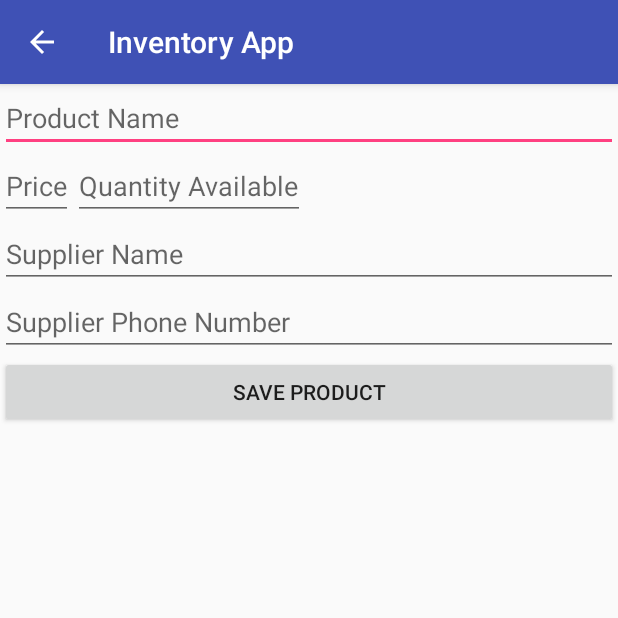
After one commit to alejandra-gonzalez/InventoryApp, an Android app: the EditorActivity screen opened directly, with no data from a screen before it, on a phone screen of 412 x 824 dp, the top half of it. The commit adds this screen. Run offline under Robolectric (Android 15) with nearby library versions, the phone set to English and light mode, and no system bars.

Commit message:
Add New Product

```diff
--- a/app/src/main/AndroidManifest.xml
+++ b/app/src/main/AndroidManifest.xml
@@ -16,10 +16,14 @@
                 <category android:name="android.intent.category.LAUNCHER" />
             </intent-filter>
         </activity>
+
         <provider
             android:name=".data.ProductProvider"
             android:authorities="com.example.android.inventory"
             android:exported="false" />
+
+        <activity android:name=".EditorActivity"
+            android:parentActivityName=".MainActivity"/>
     </application>
 
 </manifest>
--- /dev/null
+++ b/app/src/main/java/com/example/android/inventoryapp/EditorActivity.java
@@ -0,0 +1,91 @@
+package com.example.android.inventoryapp;
+
+import android.content.ContentValues;
+import android.net.Uri;
+import android.support.v7.app.AppCompatActivity;
+import android.os.Bundle;
+import android.text.TextUtils;
+import android.view.View;
+import android.widget.EditText;
+import android.widget.Toast;
+
+import com.example.android.inventoryapp.data.ProductContract.ProductEntry;
+
+public class EditorActivity extends AppCompatActivity {
+
+    private EditText getProductName;
+    private EditText getProductPrice;
+    private EditText getProductQuantity;
+    private EditText getSupplierName;
+    private EditText getSupplierNumber;
+
+
+    @Override
+    protected void onCreate(Bundle savedInstanceState) {
+        super.onCreate(savedInstanceState);
+        setContentView(R.layout.activity_editor);
+
+        getProductName = findViewById(R.id.product_name);
+        getProductPrice = findViewById(R.id.product_price);
+        getProductQuantity = findViewById(R.id.product_quantity);
+        getSupplierName = findViewById(R.id.supplier_name);
+        getSupplierNumber = findViewById(R.id.supplier_phone_number);
+    }
+
+    /**
+     * Checks to see if the product data entered is valid before
+     * adding it to the database.
+     */
+    public void saveProduct(View v){
+        String productName = getProductName.getText().toString().trim();
+        String productPriceString = getProductPrice.getText().toString().trim();
+        String productQuantityString = getProductQuantity.getText().toString().trim();
+        String supplierName = getSupplierName.getText().toString().trim();
+        String supplierNumber = getSupplierNumber.getText().toString().trim();
+        int productQuantity = 0;
+
+        if (TextUtils.isEmpty(productName)){
+            Toast.makeText(this, R.string.no_product_name, Toast.LENGTH_SHORT).show();
+            return;
+        } else if (TextUtils.isEmpty(productPriceString)){
+            Toast.makeText(this, R.string.no_product_price, Toast.LENGTH_SHORT).show();
+            return;
+        } else if (TextUtils.isEmpty(supplierName)) {
+            Toast.makeText(this, R.string.no_supplier_name, Toast.LENGTH_SHORT).show();
+            return;
+        } else if (TextUtils.isEmpty(supplierNumber)){
+            Toast.makeText(this, R.string.no_supplier_number, Toast.LENGTH_SHORT).show();
+            return;
+        }
+
+        if (!TextUtils.isEmpty(productQuantityString)){
+            productQuantity = Integer.parseInt(productQuantityString);
+            if (productQuantity < 0) {
+                Toast.makeText(this, R.string.no_product_quantity, Toast.LENGTH_SHORT).show();
+                return;
+            }
+        }
+
+        int productPrice = Integer.parseInt(productPriceString);
+        if (productPrice < 0) {
+            Toast.makeText(this, R.string.no_product_price, Toast.LENGTH_SHORT).show();
+            return;
+        }
+
+        ContentValues values = new ContentValues();
+        values.put(ProductEntry.COLUMN_PRODUCT_NAME, productName);
+        values.put(ProductEntry.COLUMN_PRODUCT_PRICE, productPrice);
+        values.put(ProductEntry.COLUMN_PRODUCT_QUANTITY, productQuantity);
+        values.put(ProductEntry.COLUMN_SUPPLIER_NAME, supplierName);
+        values.put(ProductEntry.COLUMN_SUPPLIER_PHONE_NUMBER, supplierNumber);
+
+        Uri insertedProduct = getContentResolver().insert(ProductEntry.CONTENT_URI, values);
+
+        if (insertedProduct == null) {
+            Toast.makeText(this, R.string.saving_product_error, Toast.LENGTH_SHORT).show();
+        } else {
+            Toast.makeText(this, R.string.saving_product_success, Toast.LENGTH_SHORT).show();
+            finish();
+        }
+    }
+}
--- a/app/src/main/java/com/example/android/inventoryapp/MainActivity.java
+++ b/app/src/main/java/com/example/android/inventoryapp/MainActivity.java
@@ -1,6 +1,7 @@
 package com.example.android.inventoryapp;
 
 import android.content.ContentValues;
+import android.content.Intent;
 import android.database.Cursor;
 import android.support.annotation.NonNull;
 import android.support.v4.app.LoaderManager;
@@ -92,6 +93,10 @@ public class MainActivity extends AppCompatActivity implements LoaderManager.Loa
             case R.id.action_insert_dummy_data:
                 insertProductData();
                 return true;
+            case R.id.action_insert_new_product:
+                Intent intent = new Intent(MainActivity.this, EditorActivity.class);
+                startActivity(intent);
+                return true;
         }
         return super.onOptionsItemSelected(item);
     }
--- /dev/null
+++ b/app/src/main/res/layout/activity_editor.xml
@@ -0,0 +1,57 @@
+<?xml version="1.0" encoding="utf-8"?>
+<RelativeLayout xmlns:android="http://schemas.android.com/apk/res/android"
+    xmlns:tools="http://schemas.android.com/tools"
+    android:layout_width="match_parent"
+    android:layout_height="match_parent"
+    tools:context=".EditorActivity">
+
+    <EditText
+        android:id="@+id/product_name"
+        android:layout_width="match_parent"
+        android:layout_height="wrap_content"
+        android:hint="@string/editor_hint_product_name"
+        android:inputType="text" />
+
+    <EditText
+        android:id="@+id/product_price"
+        android:layout_width="wrap_content"
+        android:layout_height="wrap_content"
+        android:layout_below="@id/product_name"
+        android:hint="@string/editor_hint_product_price"
+        android:inputType="number"/>
+
+    <EditText
+        android:id="@+id/product_quantity"
+        android:layout_width="wrap_content"
+        android:layout_height="wrap_content"
+        android:layout_below="@id/product_name"
+        android:layout_toRightOf="@id/product_price"
+        android:layout_toEndOf="@id/product_price"
+        android:hint="@string/editor_hint_product_quantity"
+        android:inputType="number"/>
+
+    <EditText
+        android:id="@+id/supplier_name"
+        android:layout_width="match_parent"
+        android:layout_height="wrap_content"
+        android:layout_below="@id/product_price"
+        android:hint="@string/editor_hint_supplier_name"
+        android:inputType="text"/>
+
+    <EditText
+        android:id="@+id/supplier_phone_number"
+        android:layout_width="match_parent"
+        android:layout_height="wrap_content"
+        android:layout_below="@id/supplier_name"
+        android:hint="@string/editor_hint_supplier_number"
+        android:inputType="phone"/>
+
+    <Button
+        android:id="@+id/save_product"
+        android:layout_below="@id/supplier_phone_number"
+        android:layout_width="match_parent"
+        android:layout_height="wrap_content"
+        android:text="@string/editor_save_product"
+        android:onClick="saveProduct"/>
+
+</RelativeLayout>
--- a/app/src/main/res/menu/menu_main_activity.xml
+++ b/app/src/main/res/menu/menu_main_activity.xml
@@ -7,4 +7,9 @@
         android:title="@string/insert_dummy_data"
         app:showAsAction="never" />
 
+    <item
+        android:id="@+id/action_insert_new_product"
+        android:title="@string/insert_new_product"
+        app:showAsAction="never" />
+
 </menu>
--- a/app/src/main/res/values/strings.xml
+++ b/app/src/main/res/values/strings.xml
@@ -5,9 +5,22 @@
     <string name="sample_product_name">Krill Oil Capsules</string>
     <string name="sample_supplier_name">BioOptimal</string>
     <string name="sample_supplier_number">(123) 456-7890</string>
-    <string name="display_error_message">Error: Product already in database.</string>
     <string name="price_label">Price: </string>
     <string name="quantity_label">Quantity: </string>
     <string name="sale_button_text">Sell</string>
     <string name="insert_dummy_data">Insert Dummy Data</string>
+    <string name="insert_new_product">Insert New Product</string>
+    <string name="editor_hint_product_name">Product Name</string>
+    <string name="editor_hint_product_price">Price</string>
+    <string name="editor_hint_product_quantity">Quantity Available</string>
+    <string name="editor_hint_supplier_name">Supplier Name</string>
+    <string name="editor_hint_supplier_number">Supplier Phone Number</string>
+    <string name="editor_save_product">Save Product</string>
+    <string name="no_product_name">Product name is required</string>
+    <string name="no_product_price">Valid product price is required</string>
+    <string name="no_product_quantity">Valid product quantity is required</string>
+    <string name="no_supplier_name">Supplier name is required</string>
+    <string name="no_supplier_number">Supplier phone number is required</string>
+    <string name="saving_product_error">Error with saving product</string>
+    <string name="saving_product_success">Successfully saved product</string>
 </resources>
```
Also changed, not shown: 1 other file.
